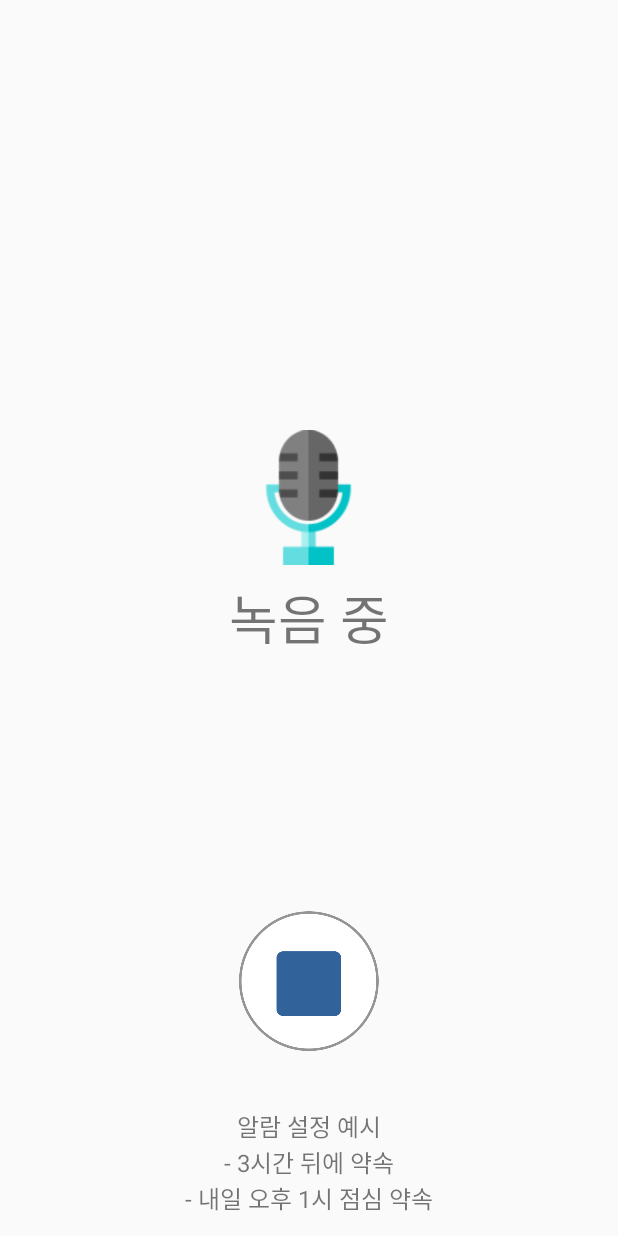
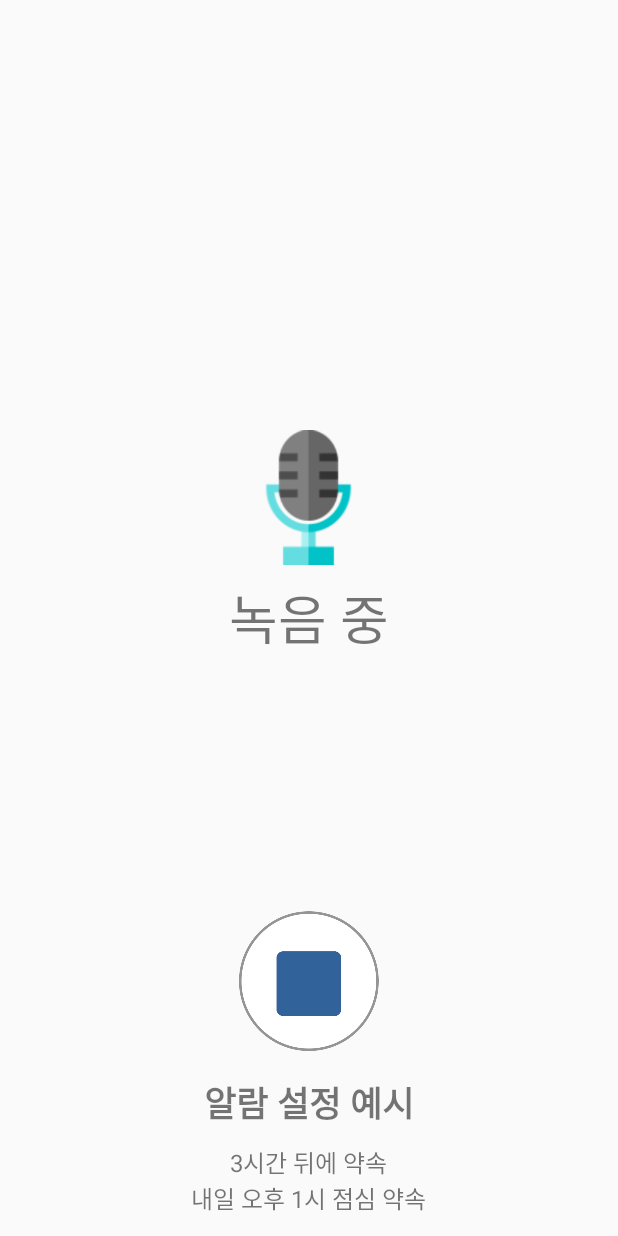
Before and after one commit to jj9243/Testing2, an Android app: the layout activity_record.xml on its own in the app's theme, with its tools: preview values and no code run, on a phone screen of 412 x 824 dp. Run offline under Robolectric (Android 15) with nearby library versions, the phone set to English and light mode, and no system bars; Roboto replaces fonts that are not available here.

Commit message:
modified help message in record display

```diff
--- a/app/src/main/res/layout/activity_record.xml
+++ b/app/src/main/res/layout/activity_record.xml
@@ -78,14 +78,24 @@
     </LinearLayout>
 
     <TextView
-        android:layout_width="match_parent"
+        android:layout_width="wrap_content"
         android:layout_height="wrap_content"
+        android:layout_centerHorizontal="true"
+        android:text="알람 설정 예시"
+        android:textSize="23dp"
+        android:textStyle="bold"
+        android:id="@+id/textView4"
+        android:layout_above="@+id/textView3"
+        android:layout_marginBottom="10dp" />
+    <TextView
+        android:layout_width="wrap_content"
+        android:layout_height="wrap_content"
+        android:layout_centerHorizontal="true"
+        android:text="3시간 뒤에 약속\n내일 오후 1시 점심 약속"
+        android:textSize="16dp"
         android:gravity="center"
-        android:text="알람 설정 예시\n- 3시간 뒤에 약속\n- 내일 오후 1시 점심 약속"
-        android:textSize="16dp"
         android:id="@+id/textView3"
         android:layout_alignParentBottom="true"
-        android:layout_alignParentStart="true"
         android:layout_marginBottom="13dp" />
 
 </RelativeLayout>
```
